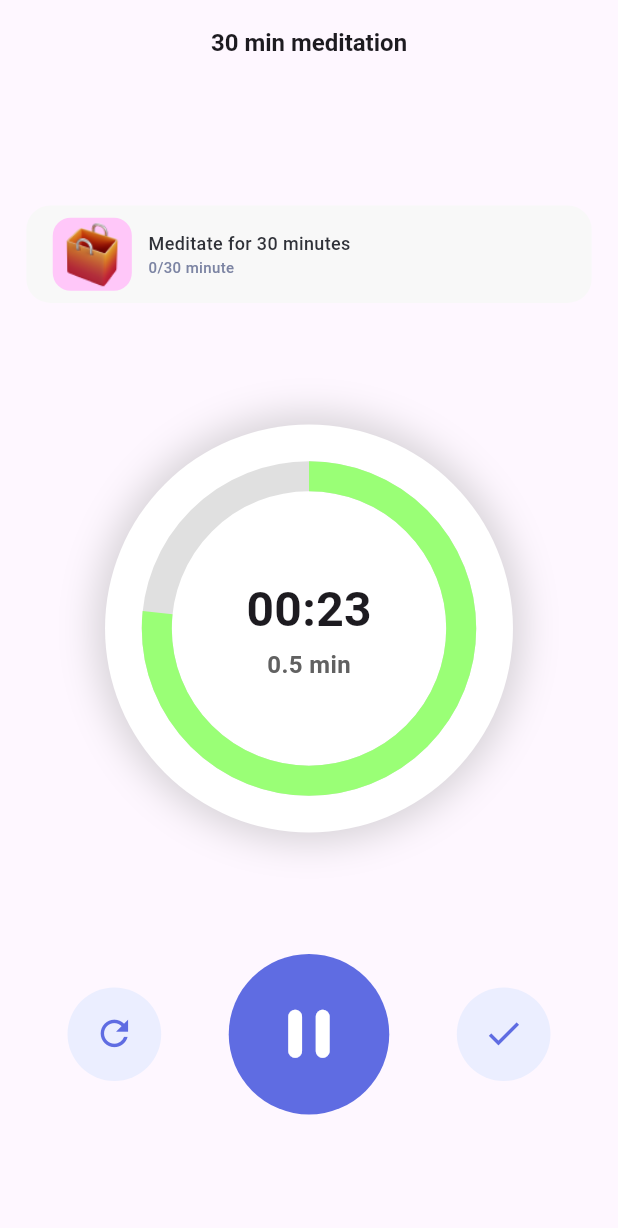
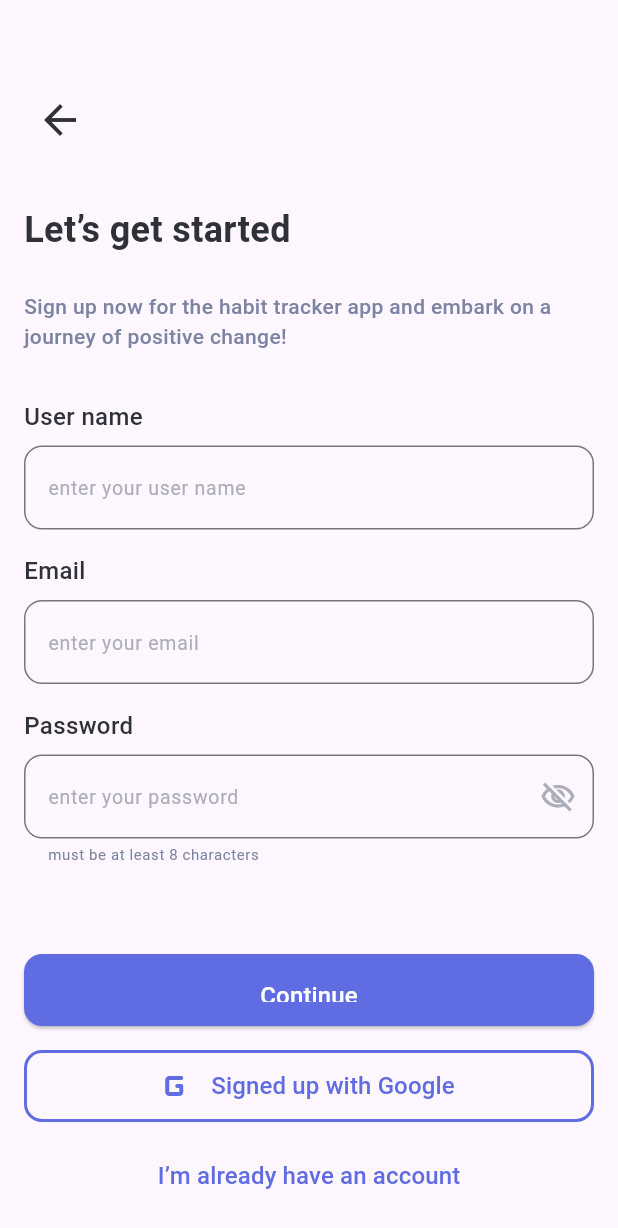
Before and after one commit to cshazem1/habit_tracking, a Flutter app: the screen it shows after launch, on a phone screen of 412 x 824 dp. Shown: the top 1228 px of the screen. Run offline on Flutter 3.47's test engine with Material 3 defaults, Android fonts, the phone set to English and light mode, and no system bars; our stand-ins replace audioplayers, bloc, device_preview, flutter_bloc, flutter_screenutil, get and 1 more; Roboto replaces fonts that are missing (Montserrat); project files that could hold a hidden picture were left out.

Commit message:
Finishing all the required screens

```diff
--- /dev/null
+++ b/lib/features/login screen/presentation/login_screen.dart
@@ -0,0 +1,55 @@
+import 'package:flutter/cupertino.dart';
+import 'package:flutter/material.dart';
+import 'package:habit_tracking/features/login%20screen/presentation/widgets/arrow_btn.dart';
+import 'package:habit_tracking/features/login%20screen/presentation/widgets/cta_with_label.dart';
+import 'package:habit_tracking/features/login%20screen/presentation/widgets/password_field.dart';
+import 'package:habit_tracking/features/login%20screen/presentation/widgets/text_field_field.dart';
+import 'package:habit_tracking/features/login%20screen/presentation/widgets/title_and_subtitle.dart';
+import 'package:habit_tracking/features/starting%20page/presentation/widgets/cta_btn.dart';
+import 'package:habit_tracking/features/starting%20page/presentation/widgets/label_btn.dart';
+import '../../../core/utlis/text_string.dart';
+
+
+class LoginScreen extends StatelessWidget {
+  const LoginScreen({super.key});
+
+  @override
+  Widget build(BuildContext context) {
+    return Scaffold(
+      body: Padding(
+        padding: const EdgeInsets.all(16),
+        child: Column(
+          crossAxisAlignment: CrossAxisAlignment.start,
+          children: [
+            const SizedBox(
+              height: 40,
+            ),
+            const ArrowBtn(),
+
+            TitleAndSubtitle(
+              title: TTexts.loginTitle,
+              subTitle: TTexts.loginSubTitle,
+            ),
+
+            // text fields
+            const TextFieldField(
+              hintLabel: 'enter your user name', label: 'User name',
+            ),
+            const SizedBox(height: 16,
+            ),
+
+            const PasswordField(hintLabel: "enter your password", label: 'Password', helperText: 'Forget your password?',),
+
+            // Cta btns
+            const SizedBox(height:175 ,),
+            const CtaBtn(label: 'Continue'),
+            const SizedBox(height: 16,),
+            const CtaWithLabel(label: 'Signed in with Google'),
+            const SizedBox(height: 12,),
+            const LabelBtn(label: "Don’t have account? Sign up"),
+          ],
+        ),
+      ),
+    );
+  }
+}
--- /dev/null
+++ b/lib/features/login screen/presentation/widgets/arrow_btn.dart
@@ -0,0 +1,17 @@
+import 'package:flutter/cupertino.dart';
+import 'package:flutter/material.dart';
+
+class ArrowBtn extends StatelessWidget {
+  const ArrowBtn({super.key});
+
+  @override
+  Widget build(BuildContext context) {
+    return IconButton(
+        onPressed: () {},
+        icon: const Icon(
+          Icons.arrow_back,
+          size: 32,
+          color: Color(0xff2F3138),
+        ));
+  }
+}
--- /dev/null
+++ b/lib/features/login screen/presentation/widgets/cta_with_label.dart
@@ -0,0 +1,40 @@
+import 'package:flutter/cupertino.dart';
+import 'package:flutter/material.dart';
+
+import '../../../../core/utlis/styles.dart';
+
+class CtaWithLabel extends StatelessWidget {
+  const CtaWithLabel({super.key, required this.label});
+  final String label;
+  @override
+  Widget build(BuildContext context) {
+    return Center(
+      child: SizedBox(
+        height: 48,
+        width: double.infinity,
+        child:OutlinedButton.icon(
+          onPressed: () {},
+          icon: const Icon(
+            Icons.g_mobiledata_rounded,
+            size: 32,
+            color: Color(0xff5F6CE2), // Icon color
+          ),
+          label: Text(label,
+              style: Styles.textMedium16.copyWith(
+                color: const Color(0xff5F6CE2),
+              )),
+          style: OutlinedButton.styleFrom(
+            side: const BorderSide(
+              color: Color(0xff5F6CE2), // Border color
+              width: 2.0, // Border width
+            ),
+            shape: RoundedRectangleBorder(
+              borderRadius:
+              BorderRadius.circular(12.0), // Optional: rounded corners
+            ),
+          ),
+        ),
+    ),
+    );
+  }
+}
--- /dev/null
+++ b/lib/features/login screen/presentation/widgets/password_field.dart
@@ -0,0 +1,55 @@
+import 'package:flutter/cupertino.dart';
+import 'package:flutter/material.dart';
+import 'package:habit_tracking/core/utlis/styles.dart';
+
+class PasswordField extends StatelessWidget {
+  const PasswordField(
+      {super.key, required this.hintLabel, required this.label, required this.helperText});
+  final String hintLabel, label,helperText;
+  @override
+  Widget build(BuildContext context) {
+    return Column(
+      crossAxisAlignment: CrossAxisAlignment.start,
+      children: [
+        Text(label,
+            style: Styles.textMedium16.copyWith(
+              color: const Color(0xff2F3138),
+            )),
+        const SizedBox(
+          height: 8,
+        ),
+        TextField(
+          decoration: InputDecoration(
+            hintStyle: const TextStyle(
+              color: Color(0xffABAEBA),
+              fontSize: 13,
+              fontWeight: FontWeight.w400,
+              fontFamily: 'Montserrat',
+            ),
+            hintText: hintLabel,
+            helperText: helperText,
+            helperStyle: const TextStyle(
+              color: Color(0xff7C84A3),
+              fontSize: 10,
+              fontWeight: FontWeight.w400,
+              fontFamily: 'Montserrat',
+            ),
+            suffixIcon: const Icon(
+              Icons.visibility_off_outlined,
+              size: 24,
+              color: Color(0xffABAEBA),
+            ),
+            border: OutlineInputBorder(
+              borderRadius: BorderRadius.circular(12),
+              borderSide: const BorderSide(color: Color(0xffABAEBA),width: 2,),
+            ),
+            focusedBorder: const OutlineInputBorder(
+              borderSide: BorderSide(color: Color(0xff5F6CE2),width: 2),
+            ),
+
+          ),
+        )
+      ],
+    );
+  }
+}
--- /dev/null
+++ b/lib/features/login screen/presentation/widgets/text_field_field.dart
@@ -0,0 +1,45 @@
+import 'package:flutter/cupertino.dart';
+import 'package:flutter/material.dart';
+import 'package:habit_tracking/core/utlis/styles.dart';
+
+class TextFieldField extends StatelessWidget {
+  const TextFieldField(
+      {super.key, required this.hintLabel, required this.label});
+  final String hintLabel, label;
+  @override
+  Widget build(BuildContext context) {
+    return Column(
+      crossAxisAlignment: CrossAxisAlignment.start,
+      children: [
+        Text(label,
+            style: Styles.textMedium16.copyWith(
+              color: const Color(0xff2F3138),
+            )),
+        const SizedBox(
+          height: 8,
+        ),
+        TextField(
+          decoration: InputDecoration(
+            hintStyle: const TextStyle(
+              color: Color(0xffABAEBA),
+              fontSize: 13,
+              fontWeight: FontWeight.w400,
+              fontFamily: 'Montserrat',
+            ),
+            hintText: hintLabel,
+            border: OutlineInputBorder(
+              borderRadius: BorderRadius.circular(12),
+              borderSide: const BorderSide(
+                color: Color(0xffABAEBA),
+                width: 2,
+              ),
+            ),
+            focusedBorder: const OutlineInputBorder(
+              borderSide: BorderSide(color: Color(0xff5F6CE2), width: 2),
+            ),
+          ),
+        ),
+      ],
+    );
+  }
+}
--- /dev/null
+++ b/lib/features/login screen/presentation/widgets/title_and_subtitle.dart
@@ -0,0 +1,39 @@
+import 'package:flutter/cupertino.dart';
+
+import '../../../../core/utlis/image_strings.dart';
+import '../../../../core/utlis/styles.dart';
+import '../../../../core/utlis/text_string.dart';
+
+class TitleAndSubtitle extends StatelessWidget {
+  TitleAndSubtitle({super.key, required this.title, required this.subTitle});
+  final String title, subTitle;
+
+  @override
+  Widget build(BuildContext context) {
+    return Padding(
+      padding: const EdgeInsets.fromLTRB(0,32,0,32),
+      child: Column(
+        children: [
+
+          Column(
+            crossAxisAlignment: CrossAxisAlignment.start,
+            children: [
+              Text(title,
+                style: Styles.textSemiBold24.copyWith(color: const Color(0xff2F3138)),
+                textAlign: TextAlign.start,
+              ),
+
+              const SizedBox(height: 24,
+              ),
+
+              Text(subTitle,
+                style: Styles.textMedium14.copyWith(color: const Color(0xff7C84A3)),
+                textAlign: TextAlign.left,
+              ),
+            ],
+          )
+        ],
+      ),
+    );
+  }
+}
--- /dev/null
+++ b/lib/features/register/presentation/register_view.dart
@@ -0,0 +1,59 @@
+import 'package:flutter/cupertino.dart';
+import 'package:flutter/material.dart';
+import 'package:habit_tracking/features/login%20screen/presentation/widgets/arrow_btn.dart';
+import 'package:habit_tracking/features/login%20screen/presentation/widgets/cta_with_label.dart';
+import 'package:habit_tracking/features/login%20screen/presentation/widgets/password_field.dart';
+import 'package:habit_tracking/features/login%20screen/presentation/widgets/text_field_field.dart';
+import 'package:habit_tracking/features/login%20screen/presentation/widgets/title_and_subtitle.dart';
+import 'package:habit_tracking/features/starting%20page/presentation/widgets/cta_btn.dart';
+import 'package:habit_tracking/features/starting%20page/presentation/widgets/label_btn.dart';
+import '../../../core/utlis/text_string.dart';
+
+
+class RegisterView extends StatelessWidget {
+  const RegisterView({super.key});
+
+  @override
+  Widget build(BuildContext context) {
+    return Scaffold(
+      body: Padding(
+        padding: const EdgeInsets.all(16),
+        child: Column(
+          crossAxisAlignment: CrossAxisAlignment.start,
+          children: [
+            const SizedBox(
+              height: 40,
+            ),
+            const ArrowBtn(),
+
+            TitleAndSubtitle(
+              title: TTexts.registerTitle,
+              subTitle: TTexts.registerSubTitle,
+            ),
+
+            // text fields
+            const TextFieldField(
+              hintLabel: 'enter your user name', label: 'User name',
+            ),
+            const SizedBox(height: 16,
+            ),
+            const TextFieldField(
+              hintLabel: "enter your email", label: 'Email',
+            ),
+            const SizedBox(height: 16,
+            ),
+            const PasswordField(hintLabel: "enter your password", label: 'Password', helperText: 'must be at least 8 characters',),
+
+            // Cta btns
+            const SizedBox(height:60 ,),
+            const CtaBtn(label: 'Continue'),
+            const SizedBox(height: 16,),
+            const CtaWithLabel(label: 'Signed up with Google'),
+            const SizedBox(height: 12,),
+            const LabelBtn(label: "I’m already have an account"),
+          ],
+        ),
+      ),
+    );
+  }
+}
--- a/lib/features/starting page/presentation/starting_view.dart
+++ b/lib/features/starting page/presentation/starting_view.dart
@@ -1,9 +1,10 @@
 import 'package:flutter/cupertino.dart';
 import 'package:flutter/material.dart';
+import 'package:habit_tracking/features/starting%20page/presentation/widgets/cta_btn.dart';
+import 'package:habit_tracking/features/starting%20page/presentation/widgets/label_btn.dart';
 import 'package:habit_tracking/features/starting%20page/presentation/widgets/starting_image_and_text.dart';
 import '../../../core/utlis/image_strings.dart';
 import '../../../core/utlis/text_string.dart';
-
 
 class StartingView extends StatelessWidget {
   const StartingView({super.key});
@@ -24,9 +25,24 @@ class StartingView extends StatelessWidget {
               ),
             ],
           ),
+          const SizedBox(height: 24,),
+          const Positioned(
+              bottom: 50,
+              left: 16,
+              right: 16,
+              child: Column(
+                crossAxisAlignment: CrossAxisAlignment.center,
+                children: [
+                  CtaBtn(label: 'Continue',
+                  ),
+                  SizedBox(height: 24),
+                  LabelBtn(
+                    label: "Already have an account",
+                  ),
+                ],
+              )),
         ],
       ),
     );
-
   }
 }
--- /dev/null
+++ b/lib/features/starting page/presentation/widgets/cta_btn.dart
@@ -0,0 +1,30 @@
+import 'package:flutter/cupertino.dart';
+import 'package:flutter/material.dart';
+
+import '../../../../core/utlis/styles.dart';
+
+class CtaBtn extends StatelessWidget {
+  const CtaBtn({super.key, required this.label});
+final String label;
+  @override
+  Widget build(BuildContext context) {
+    return SizedBox(
+      height: 48,
+        width: double.infinity,
+        child: ElevatedButton(
+          onPressed: () {},
+          style: ElevatedButton.styleFrom(
+            padding: const EdgeInsets.symmetric(vertical: 16),
+            shape: RoundedRectangleBorder(
+              borderRadius: BorderRadius.circular(12),
+            ),
+            backgroundColor: const Color(0xff5F6CE2),
+          ),
+          child: Text(label,
+              style: Styles.textMedium16.copyWith(
+                color: const Color(0xffFFFFFF),
+              )),
+        ),
+      );
+  }
+}
--- /dev/null
+++ b/lib/features/starting page/presentation/widgets/label_btn.dart
@@ -0,0 +1,23 @@
+import 'package:flutter/cupertino.dart';
+import 'package:flutter/material.dart';
+
+import '../../../../core/utlis/styles.dart';
+
+class LabelBtn extends StatelessWidget {
+  const LabelBtn( {super.key, required this.label });
+final label;
+  @override
+  Widget build(BuildContext context) {
+    return Center(
+      child: TextButton(
+        onPressed: () {},
+        child: Text(
+          label,
+          style: Styles.textMedium16.copyWith(
+            color: const Color(0xff5F6CE2),
+          ),
+        ),
+      ),
+    );
+  }
+}
--- a/lib/main.dart
+++ b/lib/main.dart
@@ -2,7 +2,10 @@ import 'package:device_preview/device_preview.dart';
 import 'package:flutter/foundation.dart';
 import 'package:flutter/material.dart';
 import 'package:flutter_screenutil/flutter_screenutil.dart';
+import 'package:get/get_navigation/src/root/get_material_app.dart';
+import 'package:habit_tracking/features/login%20screen/presentation/login_screen.dart';
 import 'package:habit_tracking/features/onboarding/presentation/onboardin_view.dart';
+import 'package:habit_tracking/features/register/presentation/register_view.dart';
 import 'package:habit_tracking/features/starting%20page/presentation/starting_view.dart';
 import 'features/timer/presentation/timer_views.dart';
 
@@ -24,13 +27,13 @@ class MyApp extends StatelessWidget {
       designSize: const Size(375, 812),
       minTextAdapt: true,
       splitScreenMode: true,
-      child: MaterialApp(
+      child: GetMaterialApp(
         useInheritedMediaQuery: true,
         locale: DevicePreview.locale(context),
         builder: DevicePreview.appBuilder,
         theme: ThemeData.light(),
         darkTheme: ThemeData.dark(),
-        home: const TimerViews(nameAppBar: "30 min meditation"),
+        home: const RegisterView(),
       ),
     );
   }}
```
Also changed, not shown: assets/images/flat-color-icons_google.png (added). Lines whose indentation alone changed are shown as unchanged.
